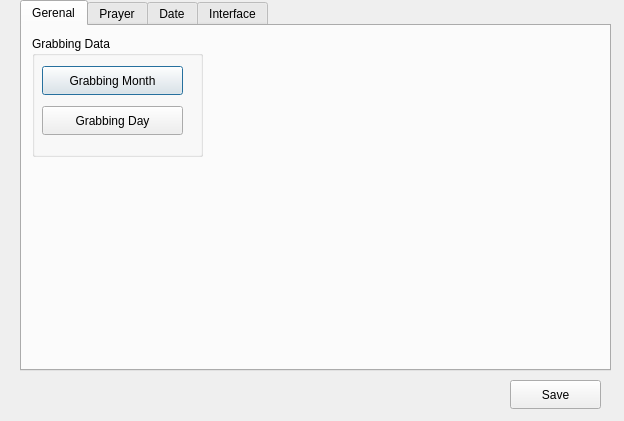
OneUmmahTech/Takbeer, file settings.ui: the form before one commit.
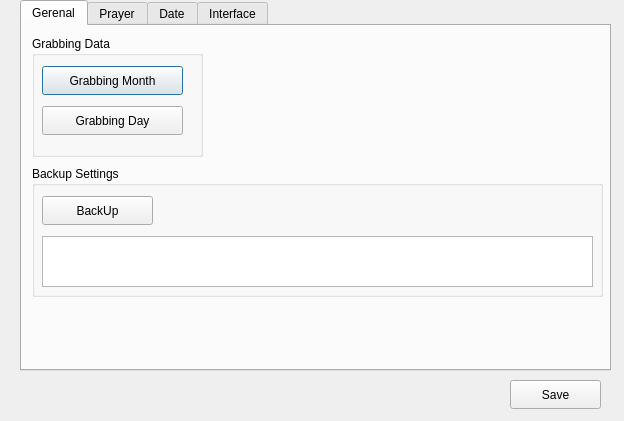
The form after the commit. The open tabs and pages were chosen to show the change.

The edit to the form file:
```diff
--- a/settings.ui
+++ b/settings.ui
@@ -68,6 +68,42 @@
       </property>
      </widget>
     </widget>
+    <widget class="QGroupBox" name="BackupSettings">
+     <property name="geometry">
+      <rect>
+       <x>10</x>
+       <y>140</y>
+       <width>571</width>
+       <height>131</height>
+      </rect>
+     </property>
+     <property name="title">
+      <string>Backup Settings</string>
+     </property>
+     <widget class="QPushButton" name="BackupButton">
+      <property name="geometry">
+       <rect>
+        <x>10</x>
+        <y>30</y>
+        <width>111</width>
+        <height>29</height>
+       </rect>
+      </property>
+      <property name="text">
+       <string>BackUp</string>
+      </property>
+     </widget>
+     <widget class="QTextBrowser" name="textBrowser">
+      <property name="geometry">
+       <rect>
+        <x>10</x>
+        <y>70</y>
+        <width>551</width>
+        <height>51</height>
+       </rect>
+      </property>
+     </widget>
+    </widget>
    </widget>
    <widget class="QWidget" name="Prayer">
     <attribute name="title">
```
Left out of the diff: 37 changed lines with no effect on the pictures.
